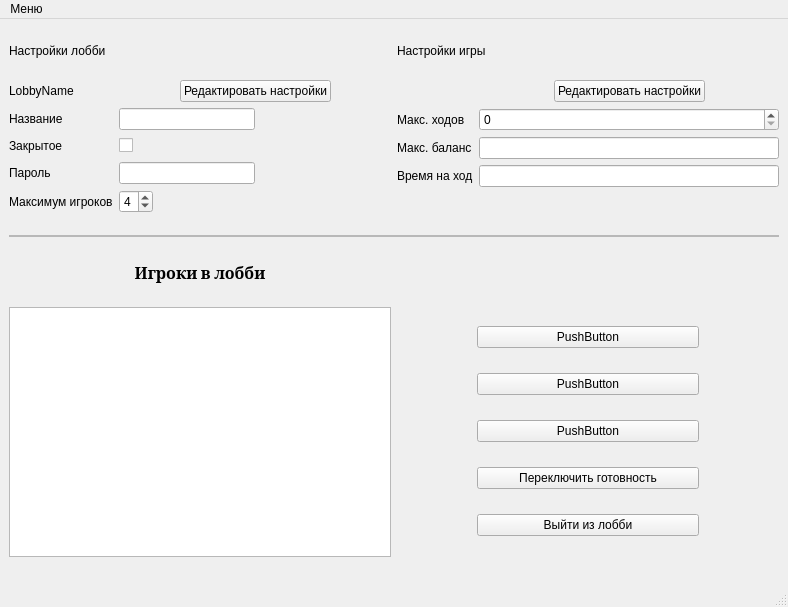
First picture: the form in userinterface/lobbywindow.ui, repository AlekseyLapunov/Client-Monopoly, before the edit.
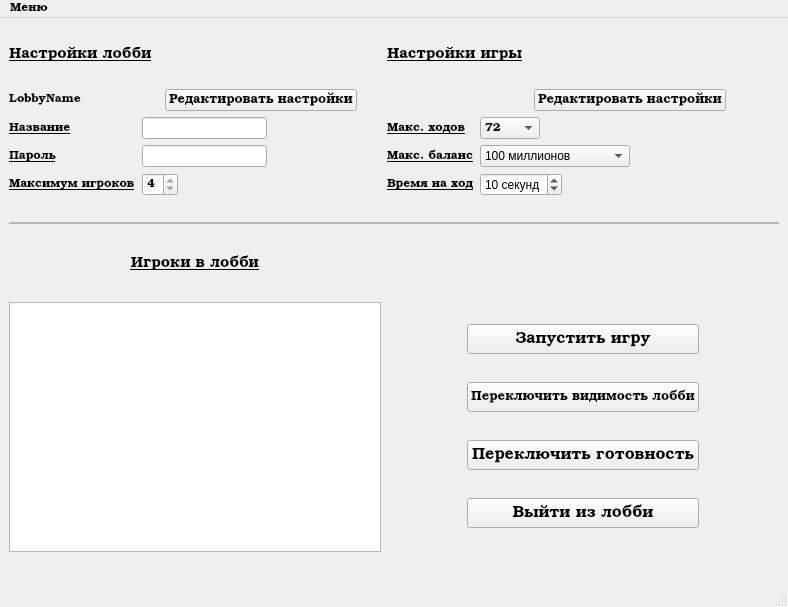
Second picture: the form after the edit.

Commit message: finished LobbyWindow UI, made slots for its UI elements. global change: replaced Cambria font with Bookman Old Style due to cross-platform need

Patch:
```diff
--- a/userinterface/lobbywindow.ui
+++ b/userinterface/lobbywindow.ui
@@ -37,9 +37,12 @@
       </property>
       <property name="font">
        <font>
-        <family>Cambria</family>
-        <pointsize>12</pointsize>
-        <bold>true</bold>
+        <family>Bookman Old Style</family>
+        <pointsize>11</pointsize>
+        <bold>false</bold>
+        <underline>true</underline>
+        <strikeout>false</strikeout>
+        <kerning>true</kerning>
        </font>
       </property>
       <property name="text">
@@ -51,123 +54,96 @@
      </widget>
     </item>
     <item row="1" column="0">
-     <layout class="QGridLayout" name="gridLayout_3">
-      <item row="1" column="1">
-       <layout class="QHBoxLayout" name="horizontalLayout_4">
-        <item>
-         <widget class="QLineEdit" name="lineEdit">
-          <property name="maxLength">
-           <number>15</number>
-          </property>
-         </widget>
-        </item>
-        <item>
-         <spacer name="horizontalSpacer_7">
-          <property name="orientation">
-           <enum>Qt::Horizontal</enum>
-          </property>
-          <property name="sizeHint" stdset="0">
-           <size>
-            <width>40</width>
-            <height>20</height>
-           </size>
-          </property>
-         </spacer>
-        </item>
-       </layout>
-      </item>
+     <layout class="QGridLayout" name="glLeftSettings">
       <item row="1" column="0">
-       <widget class="QLabel" name="label_2">
+       <widget class="QLabel" name="lLobbyNameConst">
+        <property name="font">
+         <font>
+          <family>Bookman Old Style</family>
+          <underline>true</underline>
+         </font>
+        </property>
         <property name="text">
          <string>Название</string>
         </property>
        </widget>
       </item>
+      <item row="1" column="1">
+       <layout class="QHBoxLayout" name="hlRow1">
+        <item>
+         <widget class="QLineEdit" name="leLobbyName">
+          <property name="font">
+           <font>
+            <family>Bookman Old Style</family>
+           </font>
+          </property>
+          <property name="maxLength">
+           <number>15</number>
+          </property>
+          <property name="readOnly">
+           <bool>true</bool>
+          </property>
+         </widget>
+        </item>
+        <item>
+         <spacer name="horizontalSpacer_7">
+          <property name="orientation">
+           <enum>Qt::Horizontal</enum>
+          </property>
+          <property name="sizeHint" stdset="0">
+           <size>
+            <width>40</width>
+            <height>20</height>
+           </size>
+          </property>
+         </spacer>
+        </item>
+       </layout>
+      </item>
+      <item row="0" column="0">
+       <widget class="QLabel" name="lLobbyName">
+        <property name="sizePolicy">
+         <sizepolicy hsizetype="Preferred" vsizetype="Fixed">
+          <horstretch>0</horstretch>
+          <verstretch>0</verstretch>
+         </sizepolicy>
+        </property>
+        <property name="font">
+         <font>
+          <family>Bookman Old Style</family>
+          <pointsize>9</pointsize>
+         </font>
+        </property>
+        <property name="text">
+         <string>LobbyName</string>
+        </property>
+       </widget>
+      </item>
       <item row="2" column="0">
-       <widget class="QLabel" name="label_11">
-        <property name="text">
-         <string>Закрытое</string>
+       <widget class="QLabel" name="lPasswordConst">
+        <property name="font">
+         <font>
+          <family>Bookman Old Style</family>
+          <underline>true</underline>
+         </font>
         </property>
-       </widget>
-      </item>
-      <item row="2" column="1">
-       <layout class="QHBoxLayout" name="horizontalLayout_5">
-        <item>
-         <widget class="QCheckBox" name="checkBox">
-          <property name="text">
-           <string/>
-          </property>
-         </widget>
-        </item>
-        <item>
-         <spacer name="horizontalSpacer_9">
-          <property name="orientation">
-           <enum>Qt::Horizontal</enum>
-          </property>
-          <property name="sizeHint" stdset="0">
-           <size>
-            <width>40</width>
-            <height>20</height>
-           </size>
-          </property>
-         </spacer>
-        </item>
-       </layout>
-      </item>
-      <item row="4" column="0">
-       <widget class="QLabel" name="label_7">
         <property name="text">
-         <string>Максимум игроков</string>
+         <string>Пароль</string>
         </property>
        </widget>
       </item>
-      <item row="0" column="1">
-       <layout class="QHBoxLayout" name="horizontalLayout">
+      <item row="3" column="1">
+       <layout class="QHBoxLayout" name="hlRow3">
         <item>
-         <spacer name="horizontalSpacer_3">
-          <property name="orientation">
-           <enum>Qt::Horizontal</enum>
+         <widget class="QSpinBox" name="sbMaxPlayers">
+          <property name="font">
+           <font>
+            <family>Bookman Old Style</family>
+           </font>
           </property>
-          <property name="sizeHint" stdset="0">
-           <size>
-            <width>40</width>
-            <height>20</height>
-           </size>
+          <property name="readOnly">
+           <bool>true</bool>
           </property>
-         </spacer>
-        </item>
-        <item>
-         <widget class="QPushButton" name="bSetLobbySettings">
-          <property name="sizePolicy">
-           <sizepolicy hsizetype="Expanding" vsizetype="Fixed">
-            <horstretch>0</horstretch>
-            <verstretch>0</verstretch>
-           </sizepolicy>
-          </property>
-          <property name="text">
-           <string>Редактировать настройки</string>
-          </property>
-         </widget>
-        </item>
-        <item>
-         <spacer name="horizontalSpacer_4">
-          <property name="orientation">
-           <enum>Qt::Horizontal</enum>
-          </property>
-          <property name="sizeHint" stdset="0">
-           <size>
-            <width>40</width>
-            <height>20</height>
-           </size>
-          </property>
-         </spacer>
-        </item>
-       </layout>
-      </item>
-      <item row="4" column="1">
-       <layout class="QHBoxLayout" name="horizontalLayout_7">
-        <item>
-         <widget class="QSpinBox" name="spinBox_2">
           <property name="minimum">
            <number>2</number>
           </property>
@@ -194,26 +170,28 @@
         </item>
        </layout>
       </item>
-      <item row="0" column="0">
-       <widget class="QLabel" name="lLobbyName">
-        <property name="sizePolicy">
-         <sizepolicy hsizetype="Preferred" vsizetype="Fixed">
-          <horstretch>0</horstretch>
-          <verstretch>0</verstretch>
-         </sizepolicy>
-        </property>
-        <property name="text">
-         <string>LobbyName</string>
-        </property>
-       </widget>
-      </item>
-      <item row="3" column="1">
-       <layout class="QHBoxLayout" name="horizontalLayout_6">
+      <item row="2" column="1">
+       <layout class="QHBoxLayout" name="hlRow2">
         <item>
-         <widget class="QLineEdit" name="lineEdit_2">
+         <widget class="QLineEdit" name="lePassword">
+          <property name="font">
+           <font>
+            <family>Bookman Old Style</family>
+            <pointsize>9</pointsize>
+           </font>
+          </property>
+          <property name="text">
+           <string/>
+          </property>
           <property name="maxLength">
            <number>5</number>
           </property>
+          <property name="echoMode">
+           <enum>QLineEdit::Password</enum>
+          </property>
+          <property name="readOnly">
+           <bool>true</bool>
+          </property>
          </widget>
         </item>
         <item>
@@ -232,12 +210,68 @@
        </layout>
       </item>
       <item row="3" column="0">
-       <widget class="QLabel" name="label_6">
+       <widget class="QLabel" name="lMaxPlayersConst">
+        <property name="font">
+         <font>
+          <family>Bookman Old Style</family>
+          <underline>true</underline>
+         </font>
+        </property>
         <property name="text">
-         <string>Пароль</string>
+         <string>Максимум игроков</string>
         </property>
        </widget>
       </item>
+      <item row="0" column="1">
+       <layout class="QHBoxLayout" name="hlRow0">
+        <item>
+         <spacer name="horizontalSpacer_3">
+          <property name="orientation">
+           <enum>Qt::Horizontal</enum>
+          </property>
+          <property name="sizeHint" stdset="0">
+           <size>
+            <width>40</width>
+            <height>20</height>
+           </size>
+          </property>
+         </spacer>
+        </item>
+        <item>
+         <widget class="QPushButton" name="bSetLobbySettings">
+          <property name="sizePolicy">
+           <sizepolicy hsizetype="Expanding" vsizetype="Fixed">
+            <horstretch>0</horstretch>
+            <verstretch>0</verstretch>
+           </sizepolicy>
+          </property>
+          <property name="font">
+           <font>
+            <family>Bookman Old Style</family>
+            <pointsize>10</pointsize>
+            <bold>false</bold>
+           </font>
+          </property>
+          <property name="text">
+           <string>Редактировать настройки</string>
+          </property>
+         </widget>
+        </item>
+        <item>
+         <spacer name="horizontalSpacer_4">
+          <property name="orientation">
+           <enum>Qt::Horizontal</enum>
+          </property>
+          <property name="sizeHint" stdset="0">
+           <size>
+            <width>40</width>
+            <height>20</height>
+           </size>
+          </property>
+         </spacer>
+        </item>
+       </layout>
+      </item>
      </layout>
     </item>
     <item row="4" column="1">
@@ -261,28 +295,60 @@
       <item>
        <layout class="QVBoxLayout" name="verticalLayout_3">
         <item>
-         <widget class="QPushButton" name="pushButton_5">
-          <property name="text">
-           <string>PushButton</string>
+         <widget class="QPushButton" name="bStartGame">
+          <property name="maximumSize">
+           <size>
+            <width>16777215</width>
+            <height>30</height>
+           </size>
           </property>
-         </widget>
-        </item>
-        <item>
-         <widget class="QPushButton" name="pushButton_4">
+          <property name="font">
+           <font>
+            <family>Bookman Old Style</family>
+            <pointsize>12</pointsize>
+            <bold>false</bold>
+           </font>
+          </property>
           <property name="text">
-           <string>PushButton</string>
+           <string>Запустить игру</string>
           </property>
          </widget>
         </item>
         <item>
-         <widget class="QPushButton" name="pushButton_3">
+         <widget class="QPushButton" name="bToggleLobbyVision">
+          <property name="maximumSize">
+           <size>
+            <width>16777215</width>
+            <height>30</height>
+           </size>
+          </property>
+          <property name="font">
+           <font>
+            <family>Bookman Old Style</family>
+            <pointsize>10</pointsize>
+            <bold>false</bold>
+           </font>
+          </property>
           <property name="text">
-           <string>PushButton</string>
+           <string>Переключить видимость лобби</string>
           </property>
          </widget>
         </item>
         <item>
-         <widget class="QPushButton" name="pushButton_2">
+         <widget class="QPushButton" name="bToggleReady">
+          <property name="maximumSize">
+           <size>
+            <width>16777215</width>
+            <height>30</height>
+           </size>
+          </property>
+          <property name="font">
+           <font>
+            <family>Bookman Old Style</family>
+            <pointsize>12</pointsize>
+            <bold>false</bold>
+           </font>
+          </property>
           <property name="text">
            <string>Переключить готовность</string>
           </property>
@@ -290,6 +356,19 @@
         </item>
         <item>
          <widget class="QPushButton" name="bLeaveLobby">
+          <property name="maximumSize">
+           <size>
+            <width>16777215</width>
+            <height>30</height>
+           </size>
+          </property>
+          <property name="font">
+           <font>
+            <family>Bookman Old Style</family>
+            <pointsize>12</pointsize>
+            <bold>false</bold>
+           </font>
+          </property>
           <property name="text">
            <string>Выйти из лобби</string>
           </property>
@@ -323,6 +402,14 @@
         <verstretch>0</verstretch>
        </sizepolicy>
       </property>
+      <property name="font">
+       <font>
+        <family>Bookman Old Style</family>
+        <pointsize>11</pointsize>
+        <bold>false</bold>
+        <underline>true</underline>
+       </font>
+      </property>
       <property name="text">
        <string>Настройки лобби</string>
       </property>
@@ -349,6 +436,16 @@
         <verstretch>0</verstretch>
        </sizepolicy>
       </property>
+      <property name="font">
+       <font>
+        <family>Bookman Old Style</family>
+        <pointsize>11</pointsize>
+        <italic>false</italic>
+        <bold>false</bold>
+        <underline>true</underline>
+        <strikeout>false</strikeout>
+       </font>
+      </property>
       <property name="text">
        <string>Настройки игры</string>
       </property>
@@ -368,12 +465,223 @@
         <height>250</height>
        </size>
       </property>
+      <property name="font">
+       <font>
+        <family>Bookman Old Style</family>
+       </font>
+      </property>
      </widget>
     </item>
     <item row="1" column="1">
-     <layout class="QGridLayout" name="gridLayout_4">
+     <layout class="QGridLayout" name="glRightSettings">
+      <item row="2" column="0">
+       <widget class="QLabel" name="lMaxBalanceConst">
+        <property name="font">
+         <font>
+          <family>Bookman Old Style</family>
+          <underline>true</underline>
+         </font>
+        </property>
+        <property name="text">
+         <string>Макс. баланс</string>
+        </property>
+       </widget>
+      </item>
+      <item row="2" column="1">
+       <layout class="QHBoxLayout" name="hlRow2_2">
+        <item>
+         <widget class="QComboBox" name="cbMaxBalance">
+          <property name="sizePolicy">
+           <sizepolicy hsizetype="MinimumExpanding" vsizetype="Fixed">
+            <horstretch>0</horstretch>
+            <verstretch>0</verstretch>
+           </sizepolicy>
+          </property>
+          <property name="currentIndex">
+           <number>0</number>
+          </property>
+          <item>
+           <property name="text">
+            <string>100 миллионов</string>
+           </property>
+          </item>
+          <item>
+           <property name="text">
+            <string>250 миллионов</string>
+           </property>
+          </item>
+          <item>
+           <property name="text">
+            <string>500 миллионов</string>
+           </property>
+          </item>
+          <item>
+           <property name="text">
+            <string>750 миллионов</string>
+           </property>
+          </item>
+          <item>
+           <property name="text">
+            <string>1 миллиард</string>
+           </property>
+          </item>
+          <item>
+           <property name="text">
+            <string>Своё значение</string>
+           </property>
+          </item>
+          <item>
+           <property name="text">
+            <string>Неограниченно</string>
+           </property>
+          </item>
+         </widget>
+        </item>
+        <item>
+         <spacer name="horizontalSpacer_10">
+          <property name="orientation">
+           <enum>Qt::Horizontal</enum>
+          </property>
+          <property name="sizeHint" stdset="0">
+           <size>
+            <width>40</width>
+            <height>20</height>
+           </size>
+          </property>
+         </spacer>
+        </item>
+       </layout>
+      </item>
+      <item row="0" column="0">
+       <widget class="QLabel" name="lSpacerConst">
+        <property name="sizePolicy">
+         <sizepolicy hsizetype="Preferred" vsizetype="Fixed">
+          <horstretch>0</horstretch>
+          <verstretch>0</verstretch>
+         </sizepolicy>
+        </property>
+        <property name="text">
+         <string/>
+        </property>
+       </widget>
+      </item>
+      <item row="3" column="1">
+       <layout class="QHBoxLayout" name="hlRow3_2">
+        <item>
+         <widget class="QSpinBox" name="sbTurnTime">
+          <property name="suffix">
+           <string> секунд</string>
+          </property>
+          <property name="prefix">
+           <string/>
+          </property>
+          <property name="minimum">
+           <number>8</number>
+          </property>
+          <property name="maximum">
+           <number>15</number>
+          </property>
+          <property name="value">
+           <number>10</number>
+          </property>
+         </widget>
+        </item>
+        <item>
+         <spacer name="horizontalSpacer_12">
+          <property name="orientation">
+           <enum>Qt::Horizontal</enum>
+          </property>
+          <property name="sizeHint" stdset="0">
+           <size>
+            <width>40</width>
+            <height>20</height>
+           </size>
+          </property>
+         </spacer>
+        </item>
+       </layout>
+      </item>
+      <item row="1" column="1">
+       <layout class="QHBoxLayout" name="hlRow1_2">
+        <item>
+         <widget class="QComboBox" name="cbMaxTurns">
+          <property name="sizePolicy">
+           <sizepolicy hsizetype="Expanding" vsizetype="Fixed">
+            <horstretch>0</horstretch>
+            <verstretch>0</verstretch>
+           </sizepolicy>
+          </property>
+          <property name="maximumSize">
+           <size>
+            <width>60</width>
+            <height>16777215</height>
+           </size>
+          </property>
+          <property name="font">
+           <font>
+            <family>Bookman Old Style</family>
+           </font>
+          </property>
+          <property name="currentIndex">
+           <number>2</number>
+          </property>
+          <item>
+           <property name="text">
+            <string>24</string>
+           </property>
+          </item>
+          <item>
+           <property name="text">
+            <string>48</string>
+           </property>
+          </item>
+          <item>
+           <property name="text">
+            <string>72</string>
+           </property>
+          </item>
+          <item>
+           <property name="text">
+            <string>Своё значение</string>
+           </property>
+          </item>
+          <item>
+           <property name="text">
+            <string>Неограниченно</string>
+           </property>
+          </item>
+         </widget>
+        </item>
+        <item>
+         <spacer name="horizontalSpacer_8">
+          <property name="orientation">
+           <enum>Qt::Horizontal</enum>
+          </property>
+          <property name="sizeHint" stdset="0">
+           <size>
+            <width>40</width>
+            <height>20</height>
+           </size>
+          </property>
+         </spacer>
+        </item>
+       </layout>
+      </item>
+      <item row="1" column="0">
+       <widget class="QLabel" name="lMaxTurnsConst">
+        <property name="font">
+         <font>
+          <family>Bookman Old Style</family>
+          <underline>true</underline>
+         </font>
+        </property>
+        <property name="text">
+         <string>Макс. ходов</string>
+        </property>
+       </widget>
+      </item>
       <item row="0" column="1">
-       <layout class="QHBoxLayout" name="horizontalLayout_2">
+       <layout class="QHBoxLayout" name="hlRow0_2">
         <item>
          <spacer name="horizontalSpacer_5">
           <property name="orientation">
@@ -395,6 +703,13 @@
             <verstretch>0</verstretch>
            </sizepolicy>
           </property>
+          <property name="font">
+           <font>
+            <family>Bookman Old Style</family>
+            <pointsize>10</pointsize>
+            <bold>false</bold>
+           </font>
+          </property>
           <property name="text">
            <string>Редактировать настройки</string>
           </property>
@@ -415,77 +730,19 @@
         </item>
        </layout>
       </item>
-      <item row="2" column="0">
-       <widget class="QLabel" name="label_8">
-        <property name="text">
-         <string>Макс. баланс</string>
-        </property>
-       </widget>
-      </item>
-      <item row="0" column="0">
-       <widget class="QLabel" name="label_3">
-        <property name="sizePolicy">
-         <sizepolicy hsizetype="Preferred" vsizetype="Fixed">
-          <horstretch>0</horstretch>
-          <verstretch>0</verstretch>
-         </sizepolicy>
-        </property>
-        <property name="text">
-         <string/>
-        </property>
-       </widget>
-      </item>
-      <item row="1" column="0">
-       <widget class="QLabel" name="label_5">
-        <property name="text">
-         <string>Макс. ходов</string>
-        </property>
-       </widget>
-      </item>
-      <item row="2" column="1">
-       <widget class="QLineEdit" name="lineEdit_5">
-        <property name="readOnly">
-         <bool>true</bool>
-        </property>
-       </widget>
-      </item>
-      <item row="4" column="1">
-       <widget class="QLabel" name="label_10">
-        <property name="text">
-         <string/>
-        </property>
-       </widget>
-      </item>
-      <item row="4" column="0">
-       <widget class="QLabel" name="label_4">
-        <property name="sizePolicy">
-         <sizepolicy hsizetype="Preferred" vsizetype="Preferred">
-          <horstretch>0</horstretch>
-          <verstretch>0</verstretch>
-         </sizepolicy>
-        </property>
-        <property name="text">
-         <string/>
-        </property>
-       </widget>
-      </item>
       <item row="3" column="0">
-       <widget class="QLabel" name="label_9">
+       <widget class="QLabel" name="lTurnTimeConst">
+        <property name="font">
+         <font>
+          <family>Bookman Old Style</family>
+          <underline>true</underline>
+         </font>
+        </property>
         <property name="text">
          <string>Время на ход</string>
         </property>
        </widget>
       </item>
-      <item row="3" column="1">
-       <widget class="QLineEdit" name="lineEdit_6">
-        <property name="readOnly">
-         <bool>true</bool>
-        </property>
-       </widget>
-      </item>
-      <item row="1" column="1">
-       <widget class="QSpinBox" name="spinBox"/>
-      </item>
      </layout>
     </item>
    </layout>
@@ -496,10 +753,20 @@
      <x>0</x>
      <y>0</y>
      <width>788</width>
-     <height>25</height>
+     <height>19</height>
     </rect>
    </property>
+   <property name="font">
+    <font>
+     <family>Bookman Old Style</family>
+    </font>
+   </property>
    <widget class="QMenu" name="menu">
+    <property name="font">
+     <font>
+      <family>Bookman Old Style</family>
+     </font>
+    </property>
     <property name="title">
      <string>Меню</string>
     </property>
```
Left out of the diff: 168 changed lines with no effect on the pictures. The commit also changes 5 other files.
